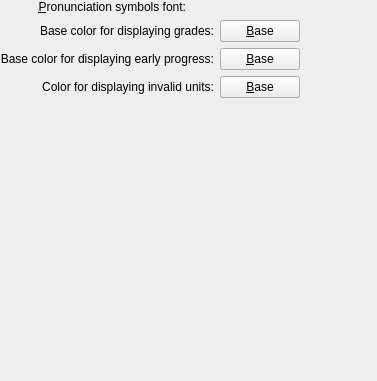
Before: the Qt Designer form src/settings/viewoptionsbase.ui in KDE/parley, drawn with Qt 5.
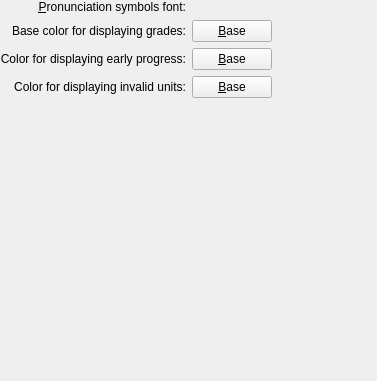
After: the same form once the commit is applied. Custom widgets are drawn as their Qt base class.

Commit message:
Adjusted colors on statistics screen
Use only 1 shade of yellow instead of KV_MAX_GRADE shades for pregrades.
Changed plural in settings to singular for pregrade color.
Made unpracticed = white instead of very light yellow.
Fixed legend to have only 1 preGrade option.
Added unpracticed to popup over legend.

FIXED-IN: 4.14.1

```diff
--- a/src/settings/viewoptionsbase.ui
+++ b/src/settings/viewoptionsbase.ui
@@ -124,7 +124,7 @@
            </sizepolicy>
          </property>
          <property name="text">
-           <string>Base color for displaying early progress:</string>
+           <string>Color for displaying early progress:</string>
          </property>
          <property name="alignment">
            <set>Qt::AlignRight|Qt::AlignTrailing|Qt::AlignVCenter</set>
```
The commit also changes 5 other files.
